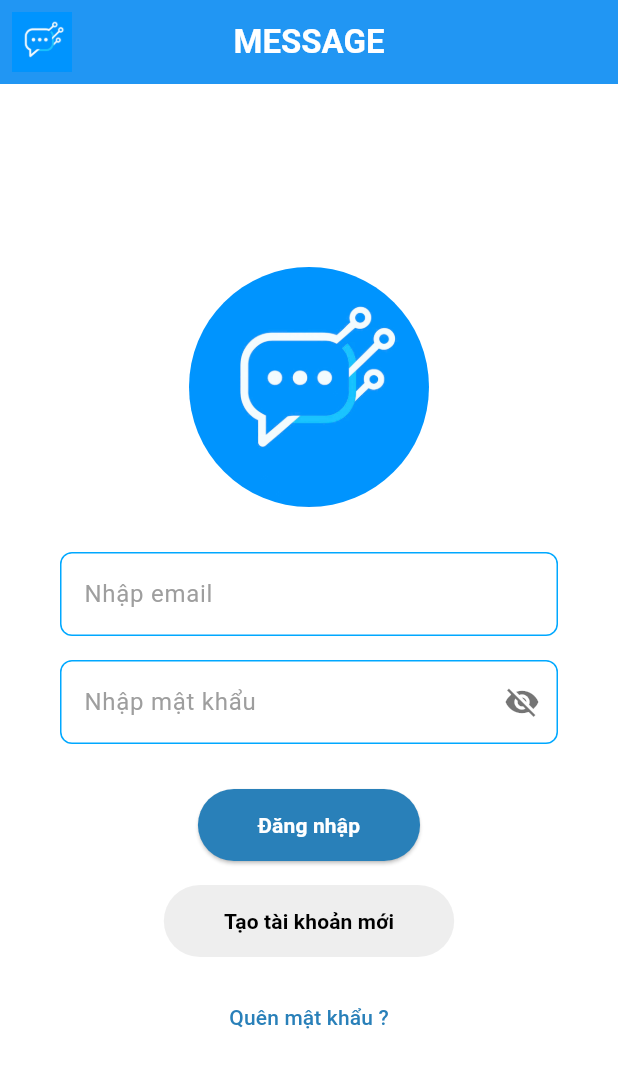
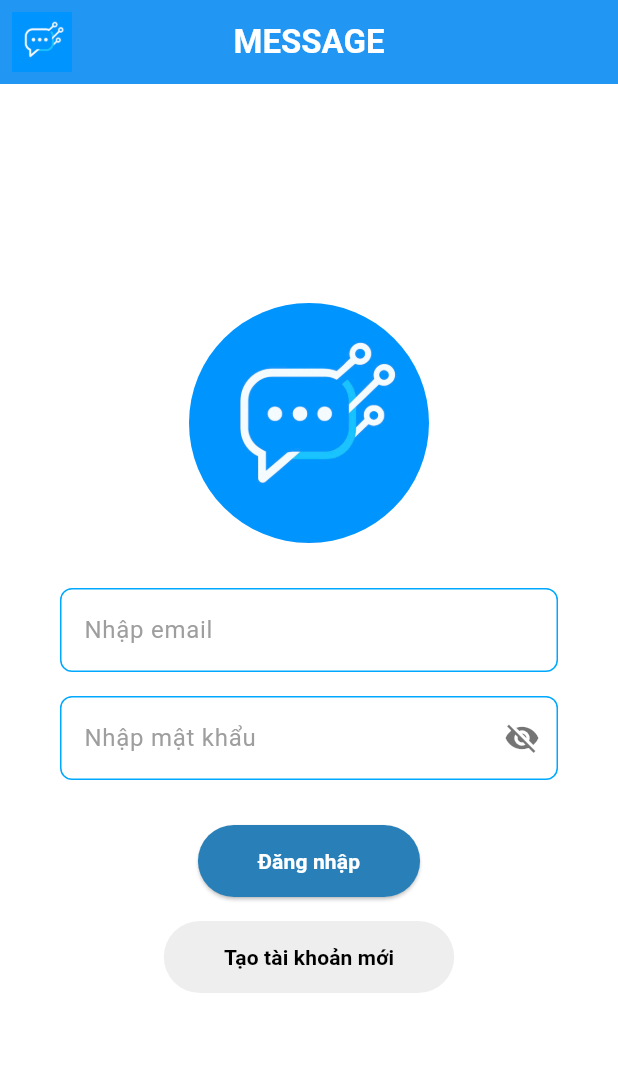
Before and after one commit to IThanhphan/chat-app, a Flutter app: the screen it shows after launch, on a phone screen of 412 x 824 dp. Shown: the top 1068 px of the screen. Run offline on Flutter 3.47's test engine with Material 3 defaults, Android fonts, the phone set to English and light mode, and no system bars; our stand-ins replace another_flushbar, cloud_firestore, firebase_auth, firebase_core, firebase_messaging, image_picker and 4 more; accounts and stored records are empty.

Commit message:
finish basic

```diff
--- a/lib/pages/login_page.dart
+++ b/lib/pages/login_page.dart
@@ -165,24 +165,24 @@ class _LoginPageState extends State<LoginPage> {
                   ),
                   const SizedBox(height: 16),
                   // Quên mật khẩu
-                  TextButton(
-                    onPressed: () {
-                      Navigator.push(
-                        context,
-                        MaterialPageRoute(
-                          builder: (context) => PasswordAuthPage(),
-                        ),
-                      );
-                    },
-                    child: Text(
-                      'Quên mật khẩu ?',
-                      style: TextStyle(
-                        color:
-                            dark ? Colors.blue[300] : const Color(0xFF2980B9),
-                        fontWeight: FontWeight.w500,
-                      ),
-                    ),
-                  ),
+                  // TextButton(
+                  //   onPressed: () {
+                  //     Navigator.push(
+                  //       context,
+                  //       MaterialPageRoute(
+                  //         builder: (context) => PasswordAuthPage(),
+                  //       ),
+                  //     );
+                  //   },
+                  //   child: Text(
+                  //     'Quên mật khẩu ?',
+                  //     style: TextStyle(
+                  //       color:
+                  //           dark ? Colors.blue[300] : const Color(0xFF2980B9),
+                  //       fontWeight: FontWeight.w500,
+                  //     ),
+                  //   ),
+                  // ),
                 ],
               ),
             ),
```
